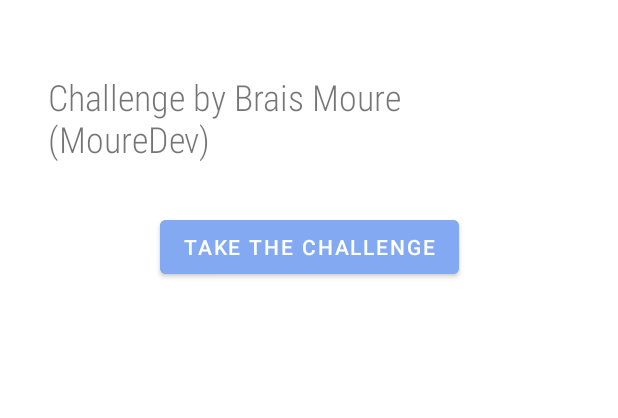
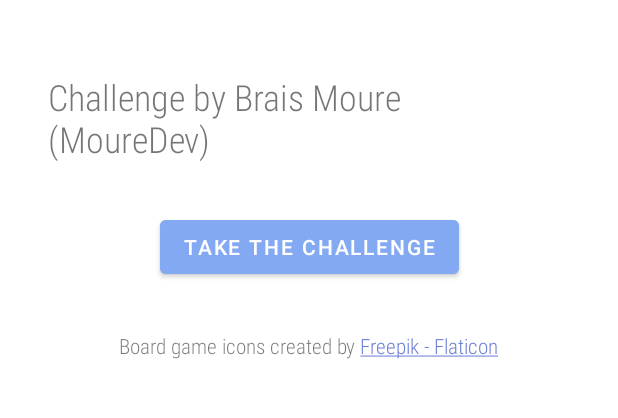
Before and after one commit to caferven/ConnectFour, an Android app: the InfoActivity screen opened directly, with no data from a screen before it, on a phone screen of 412 x 824 dp, the part 560-978 px from its top. Run offline under Robolectric (Android 15) with nearby library versions, the phone set to English and light mode, and no system bars.

Commit message:
added credits; a few more changes

```diff
--- a/app/src/main/java/com/example/connectfour/InfoActivity.kt
+++ b/app/src/main/java/com/example/connectfour/InfoActivity.kt
@@ -3,6 +3,7 @@
 import android.content.Intent
 import android.net.Uri
 import android.os.Bundle
+import android.text.method.LinkMovementMethod
 import androidx.appcompat.app.AppCompatActivity
 import com.example.connectfour.databinding.ActivityInfoBinding
 
@@ -18,9 +19,10 @@
         val personalGithubUri = "https://github.com/caferven"
         val challengeGithubUri = "https://github.com/mouredev/Monthly-App-Challenge-2022"
 
-        binding.appInfo.setText("First monthly app created by caferven")
-        binding.otherInfo.setText("Challenge by Brais Moure (MoureDev)")
-        binding.btnChallenge.setText("Take the challenge")
+        binding.appInfo.text = "First monthly app created by caferven"
+        binding.otherInfo.text = "Challenge by Brais Moure (MoureDev)"
+        binding.btnChallenge.text = "Take the challenge"
+        binding.creditsInfo.movementMethod = LinkMovementMethod.getInstance()
 
         binding.btnGithub.setOnClickListener {
             startActivity(Intent(Intent.ACTION_VIEW, Uri.parse(personalGithubUri)))
--- a/app/src/main/java/com/example/connectfour/NewGameActivity.kt
+++ b/app/src/main/java/com/example/connectfour/NewGameActivity.kt
@@ -14,7 +14,7 @@
     private var columns: Array<LinearLayout> = arrayOf()
     private var board: Array<Array<ImageView>> = arrayOf()
     private var turn = 0
-    private var rows = 6
+    private val rows = 6
 
     companion object {
         var redNumWins = 0
--- a/app/src/main/java/com/example/connectfour/StatsActivity.kt
+++ b/app/src/main/java/com/example/connectfour/StatsActivity.kt
@@ -14,7 +14,7 @@
         binding = ActivityStatsBinding.inflate(layoutInflater)
         setContentView(binding.root)
 
-        binding.redGameWins.setText("Wins: $redNumWins")
-        binding.purpleGameWins.setText("Wins: $purpleNumWins")
+        binding.redGameWins.text = "Wins: $redNumWins"
+        binding.purpleGameWins.text = "Wins: $purpleNumWins"
     }
 }
--- a/app/src/main/res/layout/activity_info.xml
+++ b/app/src/main/res/layout/activity_info.xml
@@ -71,4 +71,17 @@
         app:layout_constraintTop_toTopOf="parent"
         app:srcCompat="@drawable/info_logo" />
 
+    <TextView
+        android:id="@+id/creditsInfo"
+        android:layout_width="wrap_content"
+        android:layout_height="wrap_content"
+        android:layout_marginTop="32dp"
+        android:fontFamily="sans-serif-condensed-light"
+        android:text="@string/credits_text"
+        android:textColorLink="@color/purple_piece"
+        android:textColorHighlight="@color/purple_light"
+        app:layout_constraintEnd_toEndOf="parent"
+        app:layout_constraintStart_toStartOf="parent"
+        app:layout_constraintTop_toBottomOf="@+id/btnChallenge" />
+
 </androidx.constraintlayout.widget.ConstraintLayout>
--- a/app/src/main/res/layout/dialog_winner.xml
+++ b/app/src/main/res/layout/dialog_winner.xml
@@ -6,8 +6,8 @@
 
     <ImageView
         android:id="@+id/imgWinner"
-        android:layout_width="455dp"
-        android:layout_height="123dp"
+        android:layout_width="410dp"
+        android:layout_height="95dp"
         app:layout_constraintEnd_toEndOf="parent"
         app:layout_constraintStart_toStartOf="parent"
         app:layout_constraintTop_toTopOf="parent"
--- a/app/src/main/res/values/strings.xml
+++ b/app/src/main/res/values/strings.xml
@@ -13,4 +13,5 @@
     <string name="red_player">Red player</string>
     <string name="purple_player">Purple player</string>
     <string name="wins">Wins</string>
+    <string name="credits_text">Board game icons created by \<a href="https://www.flaticon.com/free-icons/board-game">Freepik - Flaticon</a></string>
 </resources>
```
